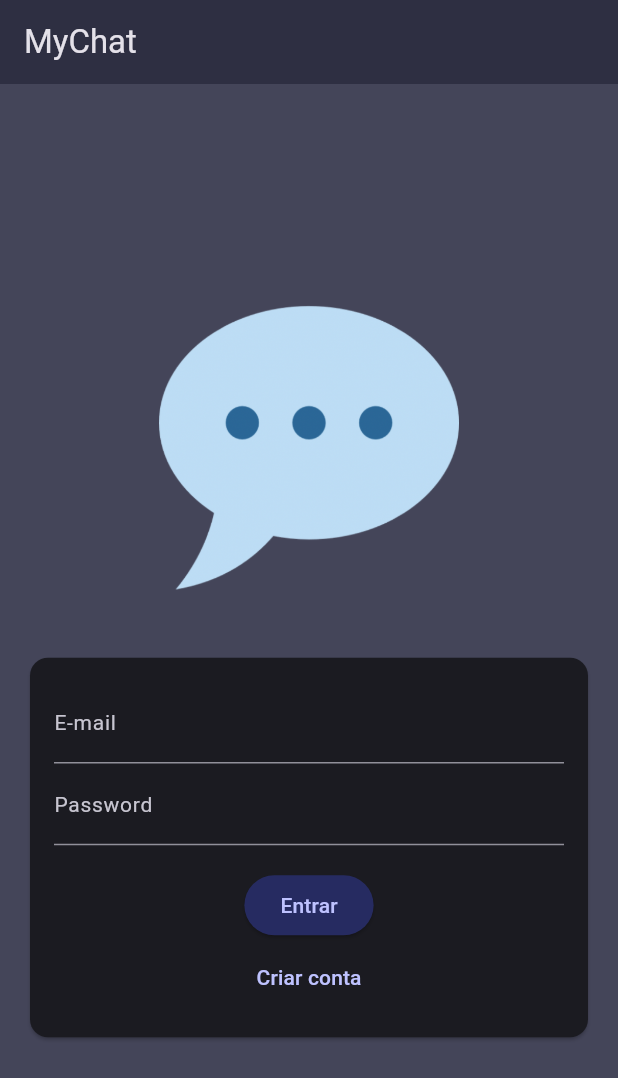
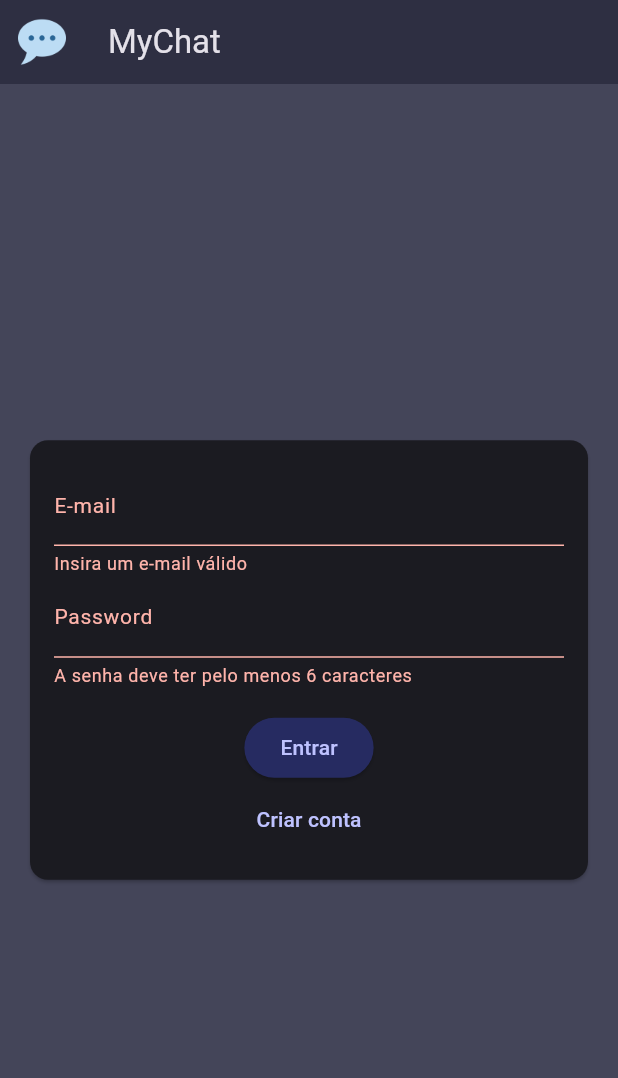
Before and after one commit to Gabrielst27/my_chat, a Flutter app: the screen it shows after launch, after a tap on "Entrar", on a phone screen of 412 x 824 dp. Shown: the top 1078 px of the screen. Run offline on Flutter 3.47's test engine with Material 3 defaults, Android fonts, the phone set to English and light mode, and no system bars.

```diff
--- a/lib/screens/auth_screen.dart
+++ b/lib/screens/auth_screen.dart
@@ -8,35 +8,42 @@ class AuthScreen extends StatefulWidget {
 }
 
 class _AuthScreenState extends State<AuthScreen> {
+  final _form = GlobalKey<FormState>();
   bool _isLogin = true;
+  String _enteredEmail = '';
+  String _enteredPassword = '';
+
+  void _submit() {
+    final bool isValid = _form.currentState!.validate();
+    if (isValid) {
+      _form.currentState!.save();
+    }
+    print(_enteredEmail);
+    print(_enteredPassword);
+  }
 
   @override
   Widget build(BuildContext context) {
     return Scaffold(
       appBar: AppBar(
+        leading: Padding(
+          padding: const EdgeInsets.symmetric(vertical: 12),
+          child: Image.asset(
+            'assets/images/chat.png',
+            fit: BoxFit.contain,
+          ),
+        ),
         title: Text('MyChat'),
       ),
       body: Center(
         child: SingleChildScrollView(
-          child: Column(
-            mainAxisAlignment: MainAxisAlignment.center,
-            children: [
-              Container(
-                margin: const EdgeInsets.only(
-                  left: 20,
-                  top: 30,
-                  right: 20,
-                  bottom: 20,
-                ),
-                width: 200,
-                child: Image.asset('assets/images/chat.png'),
-              ),
-              Card(
+          child: Card(
             margin: const EdgeInsets.all(20),
             child: SingleChildScrollView(
               child: Padding(
                 padding: EdgeInsets.all(16),
                 child: Form(
+                  key: _form,
                   child: Column(
                     mainAxisSize: MainAxisSize.min,
                     children: [
@@ -50,6 +57,15 @@ class _AuthScreenState extends State<AuthScreen> {
                         keyboardType: TextInputType.emailAddress,
                         autocorrect: false,
                         textCapitalization: TextCapitalization.none,
+                        validator: (value) {
+                          if (value == null ||
+                              value.trim().isEmpty ||
+                              !value.contains('@')) {
+                            return 'Insira um e-mail válido';
+                          }
+                          return null;
+                        },
+                        onSaved: (newValue) => _enteredEmail = newValue!,
                       ),
                       TextFormField(
                         style: TextStyle(
@@ -59,10 +75,17 @@ class _AuthScreenState extends State<AuthScreen> {
                           label: Text('Password'),
                         ),
                         obscureText: true,
+                        validator: (value) {
+                          if (value == null || value.trim().length < 6) {
+                            return 'A senha deve ter pelo menos 6 caracteres';
+                          }
+                          return null;
+                        },
+                        onSaved: (newValue) => _enteredPassword = newValue!,
                       ),
                       const SizedBox(height: 16),
                       ElevatedButton(
-                            onPressed: () {},
+                        onPressed: _submit,
                         child: Text(_isLogin ? 'Entrar' : 'Cadastrar'),
                       ),
                       TextButton(
@@ -81,8 +104,6 @@ class _AuthScreenState extends State<AuthScreen> {
               ),
             ),
           ),
-            ],
-          ),
         ),
       ),
     );
```
Lines whose indentation alone changed are shown as unchanged.
